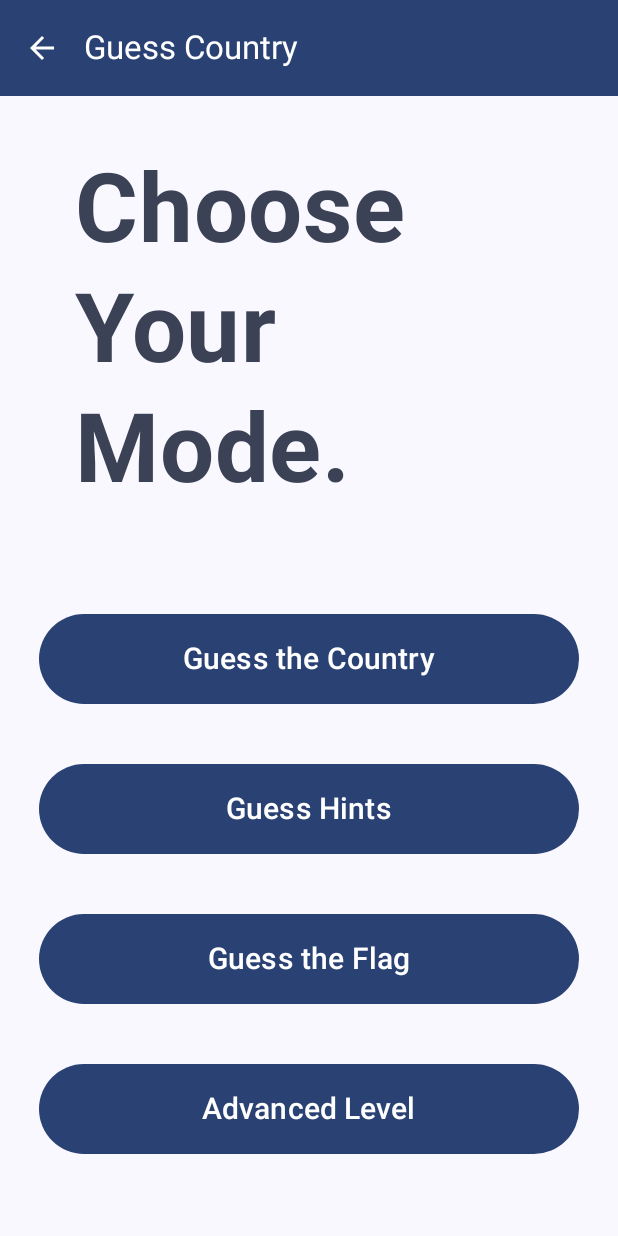
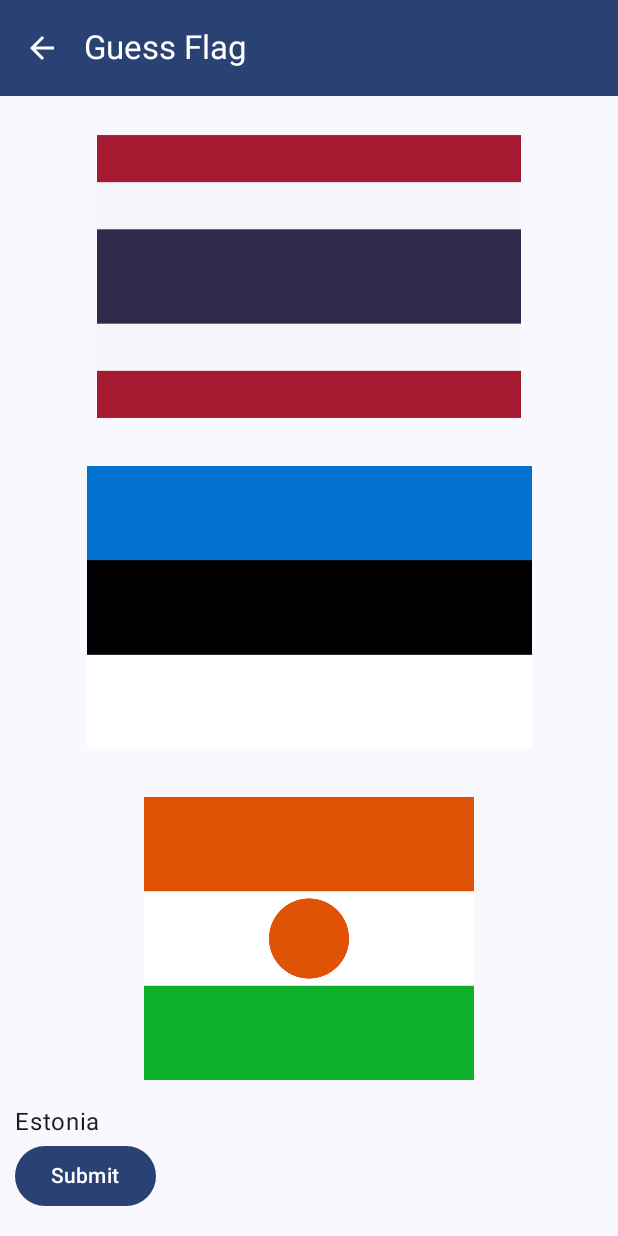
Before and after one commit to hashankur/westminster-coursework, an Android app built with Jetpack Compose: the MenuScreen screen opened through its navigation route, after a tap on "Guess the Flag", on a phone screen of 412 x 824 dp. Run offline under Robolectric (Android 15) with nearby library versions, the phone set to English and light mode, and no system bars; 2 other taps on this screen came first.

Commit message:
feat(mad): add GuessFlagScreen

```diff
--- a/MAD/app/src/main/java/com/hashankur/countryflags/ui/GuessFlagScreen.kt
+++ b/MAD/app/src/main/java/com/hashankur/countryflags/ui/GuessFlagScreen.kt
@@ -1,9 +1,38 @@
 package com.hashankur.countryflags.ui
 
+import androidx.compose.foundation.layout.Column
+import androidx.compose.foundation.layout.Spacer
+import androidx.compose.foundation.layout.fillMaxHeight
+import androidx.compose.foundation.layout.fillMaxWidth
+import androidx.compose.foundation.layout.padding
+import androidx.compose.material3.Button
 import androidx.compose.material3.Text
 import androidx.compose.runtime.Composable
+import androidx.compose.ui.Modifier
+import androidx.compose.ui.unit.dp
+import com.hashankur.countryflags.FlagImage
+import com.hashankur.countryflags.countryKeyValues
+import com.hashankur.countryflags.flagByCountryCode
 
 @Composable
 fun GuessFlagScreen() {
-    Text(text = "Guess Flag")
+    val (countries, countryKeys, countryValues) = countryKeyValues()
+
+    val displayedCountries = (1..3).map { countryKeys.random() }
+
+    Column(
+        Modifier
+            .fillMaxWidth()
+            .padding(10.dp)
+            .fillMaxHeight()
+    ) {
+        (1..3).forEach { index ->
+            FlagImage(flagByCountryCode(displayedCountries[index - 1]))
+            Spacer(modifier = Modifier.padding(0.dp))
+        }
+        Text(countries[displayedCountries.random()].toString())
+        Button(onClick = { /*TODO*/ }) {
+            Text(text = "Submit")
+        }
+    }
 }
--- a/MAD/app/src/main/java/com/hashankur/countryflags/ui/MenuScreen.kt
+++ b/MAD/app/src/main/java/com/hashankur/countryflags/ui/MenuScreen.kt
@@ -50,7 +50,7 @@ fun MenuScreen(
         val infiniteTransition = rememberInfiniteTransition(label = "infinite transition")
         val animatedColor by infiniteTransition.animateColor(
             initialValue = MaterialTheme.colorScheme.primary,
-            targetValue = MaterialTheme.colorScheme.secondary,
+            targetValue = MaterialTheme.colorScheme.tertiary,
             animationSpec = infiniteRepeatable(tween(2000), RepeatMode.Reverse),
             label = "color"
         )
```
